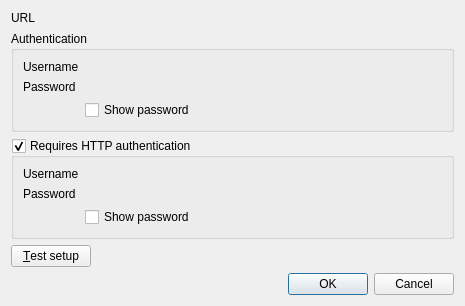
Old version of the form src/services/tt-rss/gui/formeditaccount.ui in the repository martinrotter/rssguard.
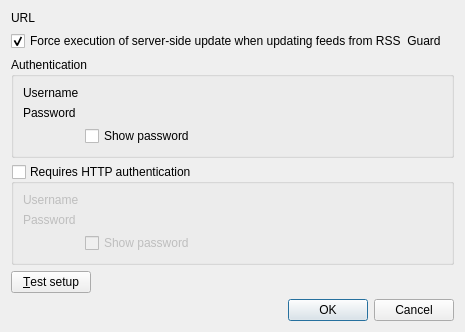
New version of the form. Custom widgets are drawn as their Qt base class.

Commit message: Switchable server-side update for TT-RSS.

What changed in the file:
```diff
--- a/src/services/tt-rss/gui/formeditaccount.ui
+++ b/src/services/tt-rss/gui/formeditaccount.ui
@@ -14,7 +14,7 @@
    <string>Dialog</string>
   </property>
   <layout class="QFormLayout" name="formLayout">
-   <item row="1" column="0" colspan="2">
+   <item row="2" column="0" colspan="2">
     <widget class="QGroupBox" name="m_gbAuthentication">
      <property name="toolTip">
       <string>Some feeds require authentication, including GMail feeds. BASIC, NTLM-2 and DIGEST-MD5 authentication schemes are supported.</string>
@@ -65,7 +65,7 @@
      </layout>
     </widget>
    </item>
-   <item row="2" column="0" colspan="2">
+   <item row="3" column="0" colspan="2">
     <widget class="QGroupBox" name="m_gbHttpAuthentication">
      <property name="toolTip">
       <string>Some feeds require authentication, including GMail feeds. BASIC, NTLM-2 and DIGEST-MD5 authentication schemes are supported.</string>
@@ -80,7 +80,7 @@
       <bool>true</bool>
      </property>
      <property name="checked">
-      <bool>true</bool>
+      <bool>false</bool>
      </property>
      <layout class="QFormLayout" name="formLayout_3">
       <item row="0" column="0">
@@ -119,7 +119,7 @@
      </layout>
     </widget>
    </item>
-   <item row="3" column="1">
+   <item row="4" column="1">
     <widget class="LabelWithStatus" name="m_lblTestResult" native="true">
      <property name="sizePolicy">
       <sizepolicy hsizetype="Expanding" vsizetype="Preferred">
@@ -132,7 +132,7 @@
      </property>
     </widget>
    </item>
-   <item row="5" column="0" colspan="2">
+   <item row="6" column="0" colspan="2">
     <widget class="QDialogButtonBox" name="m_buttonBox">
      <property name="orientation">
       <enum>Qt::Horizontal</enum>
@@ -159,13 +159,23 @@
      </item>
     </layout>
    </item>
-   <item row="3" column="0">
+   <item row="4" column="0">
     <widget class="QPushButton" name="m_btnTestSetup">
      <property name="text">
       <string>&amp;Test setup</string>
      </property>
     </widget>
    </item>
+   <item row="1" column="0" colspan="2">
+    <widget class="QCheckBox" name="m_checkServerSideUpdate">
+     <property name="text">
+      <string>Force execution of server-side update when updating feeds from RSS  Guard</string>
+     </property>
+     <property name="checked">
+      <bool>true</bool>
+     </property>
+    </widget>
+   </item>
   </layout>
  </widget>
  <customwidgets>
```
The commit also changes 11 other files.
